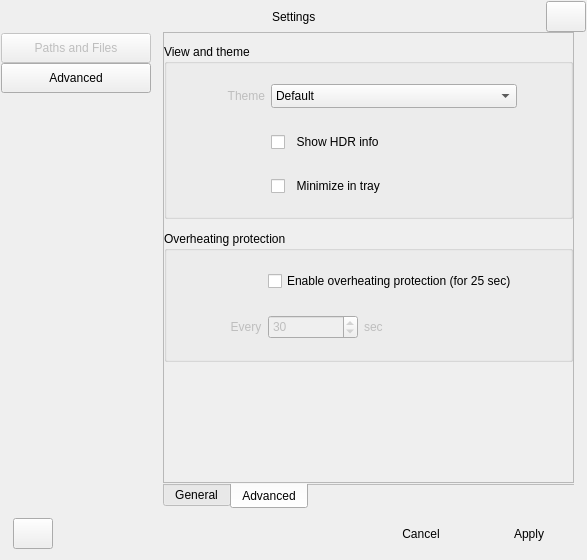
First picture: the form in app/settings.ui, repository CineEncoder/cine-encoder, before the edit.
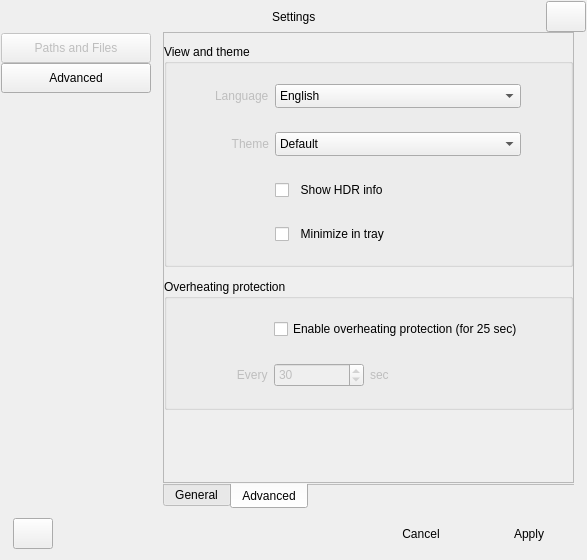
Second picture: the form after the edit. The open tabs and pages were chosen to show the change. Icons and pictures are not drawn.

What changed in the file:
```diff
--- a/app/settings.ui
+++ b/app/settings.ui
@@ -912,26 +912,36 @@
                         <property name="rightMargin">
                          <number>0</number>
                         </property>
-                        <item row="0" column="1" alignment="Qt::AlignRight">
-                         <widget class="QLabel" name="label_theme">
-                          <property name="enabled">
-                           <bool>false</bool>
+                        <item row="5" column="2">
+                         <spacer name="verticalSpacer_8">
+                          <property name="orientation">
+                           <enum>Qt::Vertical</enum>
                           </property>
-                          <property name="sizePolicy">
-                           <sizepolicy hsizetype="Preferred" vsizetype="Preferred">
-                            <horstretch>0</horstretch>
-                            <verstretch>0</verstretch>
-                           </sizepolicy>
+                          <property name="sizeType">
+                           <enum>QSizePolicy::Fixed</enum>
+                          </property>
+                          <property name="sizeHint" stdset="0">
+                           <size>
+                            <width>20</width>
+                            <height>18</height>
+                           </size>
+                          </property>
+                         </spacer>
+                        </item>
+                        <item row="6" column="2" alignment="Qt::AlignLeft">
+                         <widget class="QCheckBox" name="checkBox_tray">
+                          <property name="maximumSize">
+                           <size>
+                            <width>600</width>
+                            <height>30</height>
+                           </size>
                           </property>
                           <property name="text">
-                           <string>  Theme</string>
-                          </property>
-                          <property name="alignment">
-                           <set>Qt::AlignRight|Qt::AlignTrailing|Qt::AlignVCenter</set>
+                           <string>  Minimize in tray</string>
                           </property>
                          </widget>
                         </item>
-                        <item row="1" column="2">
+                        <item row="3" column="2">
                          <spacer name="verticalSpacer_6">
                           <property name="orientation">
                            <enum>Qt::Vertical</enum>
@@ -947,20 +957,7 @@
                           </property>
                          </spacer>
                         </item>
-                        <item row="0" column="3">
-                         <spacer name="horizontalSpacer_9">
-                          <property name="orientation">
-                           <enum>Qt::Horizontal</enum>
-                          </property>
-                          <property name="sizeHint" stdset="0">
-                           <size>
-                            <width>40</width>
-                            <height>20</height>
-                           </size>
-                          </property>
-                         </spacer>
-                        </item>
-                        <item row="2" column="2">
+                        <item row="4" column="2">
                          <widget class="QCheckBox" name="checkBox_2">
                           <property name="enabled">
                            <bool>true</bool>
@@ -991,20 +988,26 @@
                           </property>
                          </widget>
                         </item>
-                        <item row="4" column="2" alignment="Qt::AlignLeft">
-                         <widget class="QCheckBox" name="checkBox_tray">
-                          <property name="maximumSize">
-                           <size>
-                            <width>600</width>
-                            <height>30</height>
-                           </size>
+                        <item row="2" column="1" alignment="Qt::AlignRight">
+                         <widget class="QLabel" name="label_theme">
+                          <property name="enabled">
+                           <bool>false</bool>
+                          </property>
+                          <property name="sizePolicy">
+                           <sizepolicy hsizetype="Preferred" vsizetype="Preferred">
+                            <horstretch>0</horstretch>
+                            <verstretch>0</verstretch>
+                           </sizepolicy>
                           </property>
                           <property name="text">
-                           <string>  Minimize in tray</string>
+                           <string>   Theme</string>
+                          </property>
+                          <property name="alignment">
+                           <set>Qt::AlignRight|Qt::AlignTrailing|Qt::AlignVCenter</set>
                           </property>
                          </widget>
                         </item>
-                        <item row="0" column="2">
+                        <item row="2" column="2">
                          <widget class="QComboBox" name="comboBox_1">
                           <property name="enabled">
                            <bool>true</bool>
@@ -1055,7 +1058,7 @@
                           </item>
                          </widget>
                         </item>
-                        <item row="0" column="0">
+                        <item row="2" column="0">
                          <spacer name="horizontalSpacer_11">
                           <property name="orientation">
                            <enum>Qt::Horizontal</enum>
@@ -1071,8 +1074,31 @@
                           </property>
                          </spacer>
                         </item>
-                        <item row="3" column="2">
-                         <spacer name="verticalSpacer_8">
+                        <item row="2" column="3">
+                         <spacer name="horizontalSpacer_9">
+                          <property name="orientation">
+                           <enum>Qt::Horizontal</enum>
+                          </property>
+                          <property name="sizeHint" stdset="0">
+                           <size>
+                            <width>40</width>
+                            <height>20</height>
+                           </size>
+                          </property>
+                         </spacer>
+                        </item>
+                        <item row="0" column="1" alignment="Qt::AlignRight">
+                         <widget class="QLabel" name="label">
+                          <property name="enabled">
+                           <bool>false</bool>
+                          </property>
+                          <property name="text">
+                           <string>Language</string>
+                          </property>
+                         </widget>
+                        </item>
+                        <item row="1" column="2">
+                         <spacer name="verticalSpacer_15">
                           <property name="orientation">
                            <enum>Qt::Vertical</enum>
                           </property>
@@ -1087,6 +1113,42 @@
                           </property>
                          </spacer>
                         </item>
+                        <item row="0" column="2">
+                         <widget class="QComboBox" name="comboBox_lang">
+                          <property name="minimumSize">
+                           <size>
+                            <width>246</width>
+                            <height>24</height>
+                           </size>
+                          </property>
+                          <property name="maximumSize">
+                           <size>
+                            <width>246</width>
+                            <height>30</height>
+                           </size>
+                          </property>
+                          <item>
+                           <property name="text">
+                            <string>English</string>
+                           </property>
+                          </item>
+                          <item>
+                           <property name="text">
+                            <string>Chinese</string>
+                           </property>
+                          </item>
+                          <item>
+                           <property name="text">
+                            <string>German</string>
+                           </property>
+                          </item>
+                          <item>
+                           <property name="text">
+                            <string>Russian</string>
+                           </property>
+                          </item>
+                         </widget>
+                        </item>
                        </layout>
                       </item>
                      </layout>
@@ -1206,7 +1268,7 @@
                            </sizepolicy>
                           </property>
                           <property name="text">
-                           <string>  Every</string>
+                           <string>      Every</string>
                           </property>
                          </widget>
                         </item>
```
